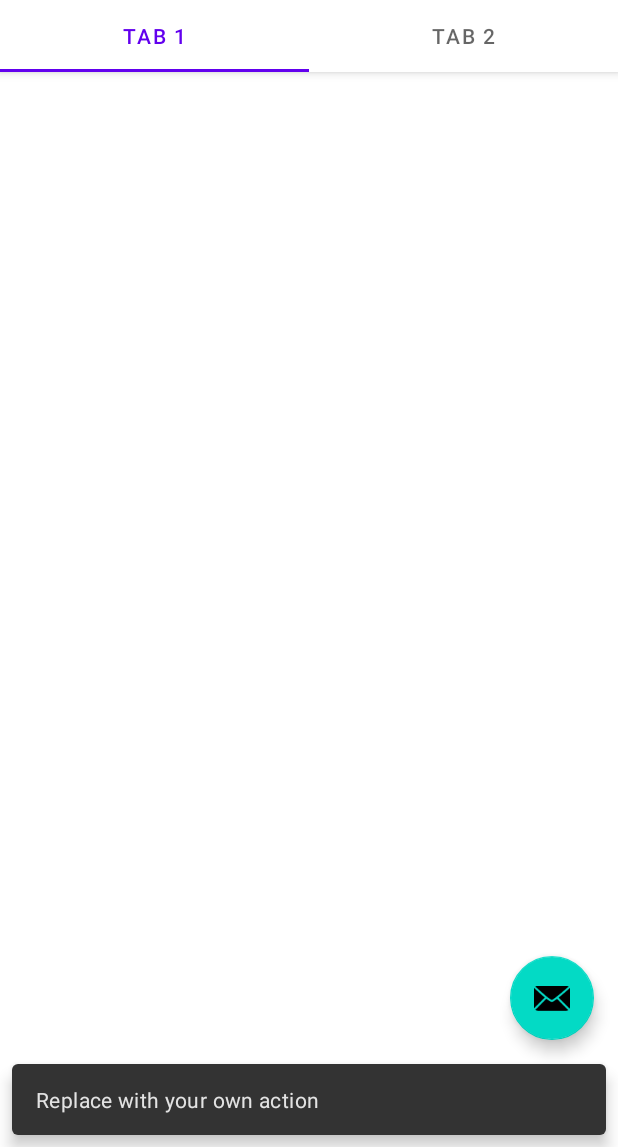
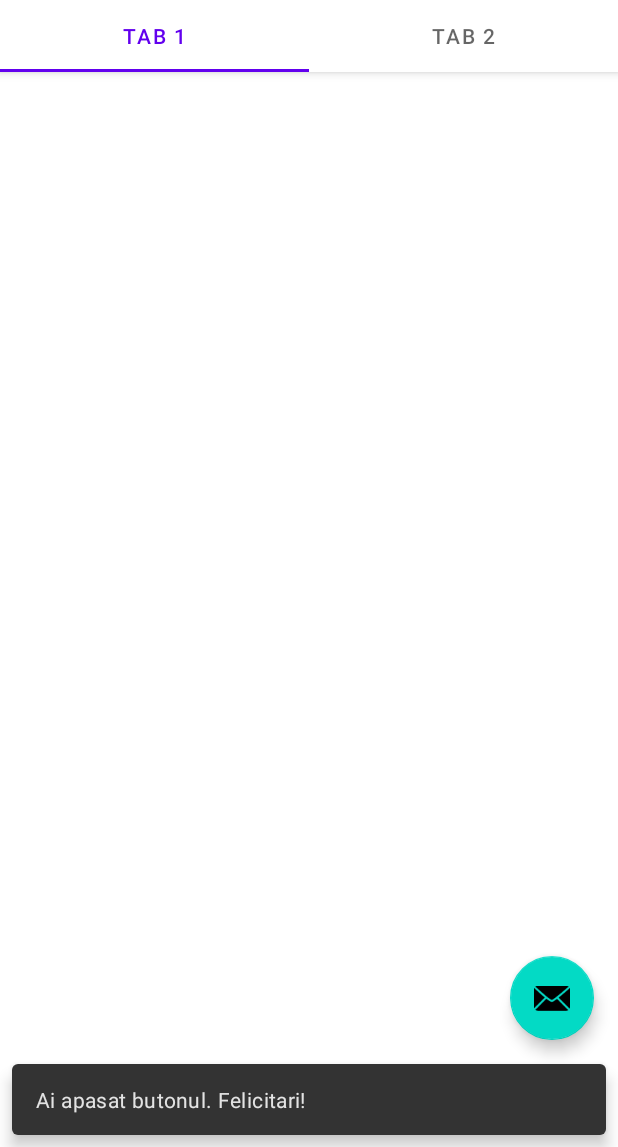
Before and after one commit to CatalinButacu/Pedometer, an Android app: the screen it shows after launch (MainActivity), after a tap on an icon or button, on a phone screen of 412 x 824 dp, the part 89-1236 px from its top. Run offline under Robolectric (Android 15) with nearby library versions, the light colour scheme and no system bars; 1 statement that could not run was skipped.

Commit message:
[UI] text action update

```diff
--- a/app/src/main/java/com/mypedometer/pip/pedometer/MainActivity.java
+++ b/app/src/main/java/com/mypedometer/pip/pedometer/MainActivity.java
@@ -37,7 +37,7 @@ public class MainActivity extends AppCompatActivity {
         fab.setOnClickListener(new View.OnClickListener() {
             @Override
             public void onClick(View view) {
-                Snackbar.make(view, "Replace with your own action", Snackbar.LENGTH_LONG)
+                Snackbar.make(view, "Ai apasat butonul. Felicitari!", Snackbar.LENGTH_LONG)
                         .setAction("Action", null).show();
             }
         });
```
